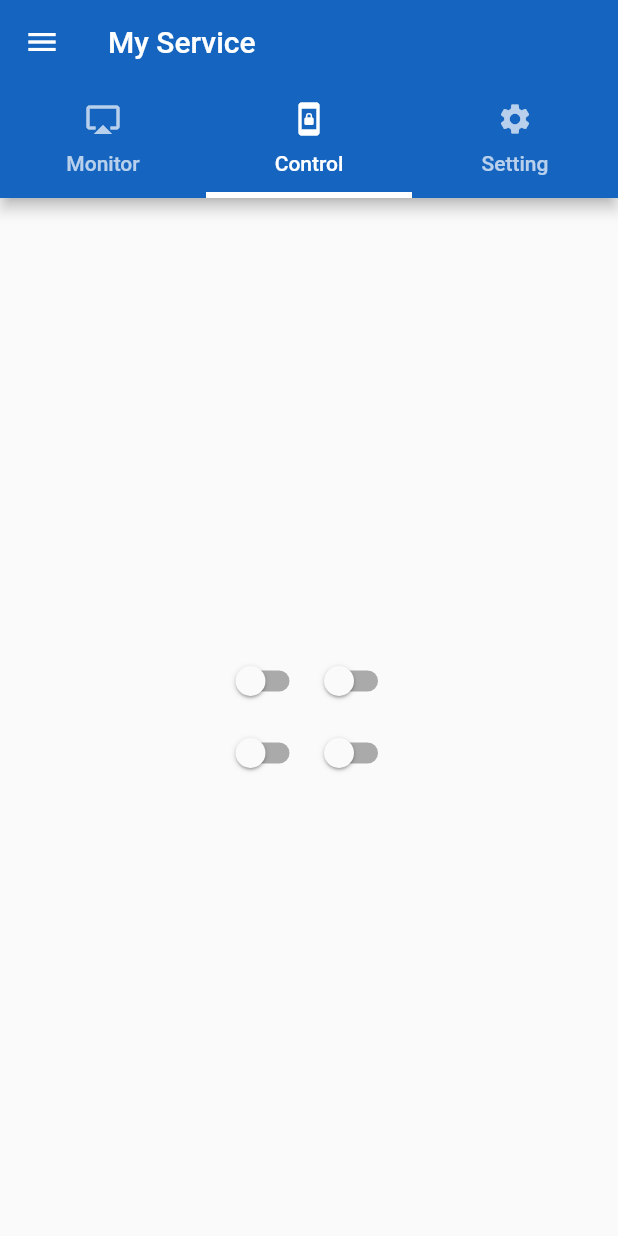
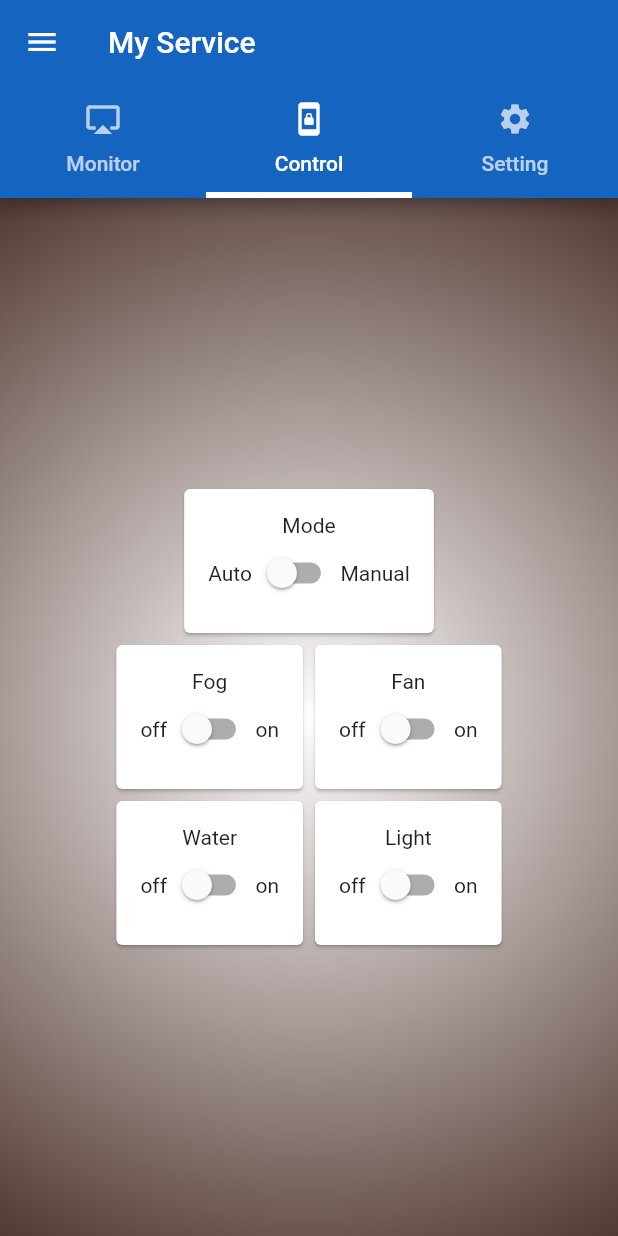
Before and after one commit to masterUNG/UngMushRoom, a Flutter app: the MyService screen opened directly, tab 2 chosen, on a phone screen of 412 x 824 dp. Run offline on Flutter 3.47's test engine with Material 2 defaults, Android fonts, the light colour scheme and no system bars; our stand-ins replace firebase_auth; missing offline and left inert: flutter_webview_plugin; accounts and stored records are empty.

Commit message:
design UI Contror Success

```diff
--- a/lib/widget/control.dart
+++ b/lib/widget/control.dart
@@ -7,15 +7,135 @@ class Control extends StatefulWidget {
 
 class _ControlState extends State<Control> {
   // Field
-  bool modeBool = false;
+  bool modeBool = false,
+      fogBool = false,
+      fanBool = false,
+      waterBool = false,
+      lightBool = false;
 
   // Method
   Widget switchMode() {
-    return Switch(
+    return Card(
+      child: Container(
+        padding: EdgeInsets.all(16.0),
+        child: Column(
+          children: <Widget>[
+            Text('Mode'),
+            Row(
+              children: <Widget>[
+                Text('Auto'),
+                Switch(
                   value: modeBool,
                   onChanged: (bool value) {
                     changeBool(value);
                   },
+                ),
+                Text('Manual')
+              ],
+            ),
+          ],
+        ),
+      ),
+    );
+  }
+
+  Widget switchFog() {
+    return Card(
+      child: Container(
+        padding: EdgeInsets.all(16.0),
+        child: Column(
+          children: <Widget>[
+            Text('Fog'),
+            Row(
+              children: <Widget>[
+                Text('off'),
+                Switch(
+                  value: modeBool,
+                  onChanged: (bool value) {
+                    changeBool(value);
+                  },
+                ),
+                Text('on')
+              ],
+            ),
+          ],
+        ),
+      ),
+    );
+  }
+
+  Widget switchFan() {
+    return Card(
+      child: Container(
+        padding: EdgeInsets.all(16.0),
+        child: Column(
+          children: <Widget>[
+            Text('Fan'),
+            Row(
+              children: <Widget>[
+                Text('off'),
+                Switch(
+                  value: modeBool,
+                  onChanged: (bool value) {
+                    changeBool(value);
+                  },
+                ),
+                Text('on')
+              ],
+            ),
+          ],
+        ),
+      ),
+    );
+  }
+
+  Widget switchWater() {
+    return Card(
+      child: Container(
+        padding: EdgeInsets.all(16.0),
+        child: Column(
+          children: <Widget>[
+            Text('Water'),
+            Row(
+              children: <Widget>[
+                Text('off'),
+                Switch(
+                  value: modeBool,
+                  onChanged: (bool value) {
+                    changeBool(value);
+                  },
+                ),
+                Text('on')
+              ],
+            ),
+          ],
+        ),
+      ),
+    );
+  }
+
+  Widget switchLight() {
+    return Card(
+      child: Container(
+        padding: EdgeInsets.all(16.0),
+        child: Column(
+          children: <Widget>[
+            Text('Light'),
+            Row(
+              children: <Widget>[
+                Text('off'),
+                Switch(
+                  value: modeBool,
+                  onChanged: (bool value) {
+                    changeBool(value);
+                  },
+                ),
+                Text('on')
+              ],
+            ),
+          ],
+        ),
+      ),
     );
   }
 
@@ -26,12 +146,20 @@ class _ControlState extends State<Control> {
     });
   }
 
+  Widget modeRow() {
+    return Row(
+      mainAxisAlignment: MainAxisAlignment.center,
+      mainAxisSize: MainAxisSize.max,
+      children: <Widget>[switchMode()],
+    );
+  }
+
   Widget topRow() {
     return Row(
       mainAxisSize: MainAxisSize.min,
       children: <Widget>[
-        switchMode(),
-        switchMode(),
+        switchFog(),
+        switchFan(),
       ],
     );
   }
@@ -40,22 +168,30 @@ class _ControlState extends State<Control> {
     return Row(
       mainAxisSize: MainAxisSize.min,
       children: <Widget>[
-        switchMode(),
-        switchMode(),
+        switchWater(),
+        switchLight(),
       ],
     );
   }
 
   @override
   Widget build(BuildContext context) {
-    return Center(
+    return Container(
+      decoration: BoxDecoration(
+        gradient: RadialGradient(
+          colors: [Colors.white, Colors.brown.shade800],radius: 1.0,
+        ),
+      ),
+      child: Center(
         child: Column(
           mainAxisSize: MainAxisSize.min,
           children: <Widget>[
+            modeRow(),
             topRow(),
             bottonRow(),
           ],
         ),
+      ),
     );
   }
 }
```
Lines whose indentation alone changed are shown as unchanged.
